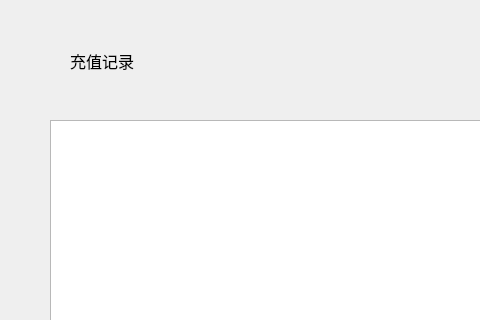
This is depositpage/DepositRecrdWideget.ui in HcashOrg/hx-indicator as Qt 5 draws it before an edit; both pictures show x 0 to 480 and y 0 to 320 of the 770 by 530 pixel window. The edited form follows.
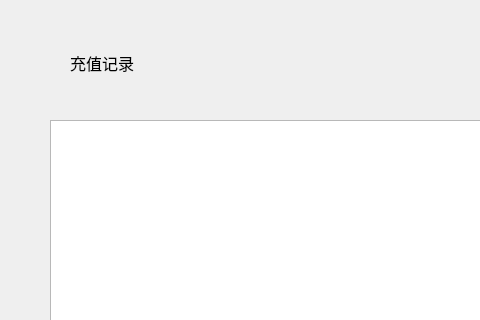
This is the edited form.

Patch:
```diff
--- a/depositpage/DepositRecrdWideget.ui
+++ b/depositpage/DepositRecrdWideget.ui
@@ -99,8 +99,8 @@
     <rect>
      <x>70</x>
      <y>50</y>
-     <width>121</width>
-     <height>22</height>
+     <width>200</width>
+     <height>26</height>
     </rect>
    </property>
    <property name="font">
```
